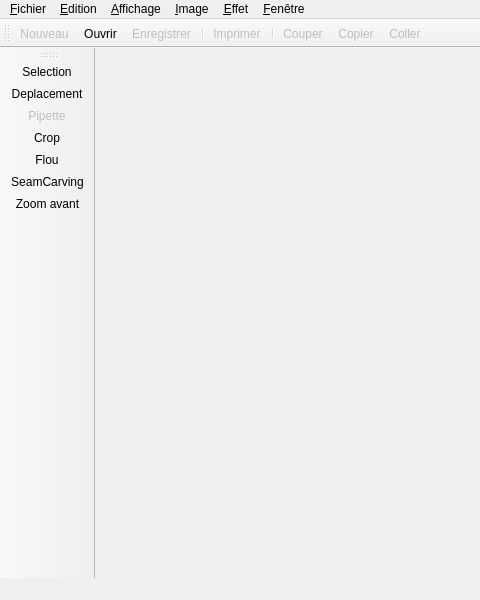
Qt form Basma/image1/mainwindow.ui (LilyOfTheWest/image) before a commit; both pictures show x 0 to 480 and y 0 to 600 of the 800 by 600 pixel window.
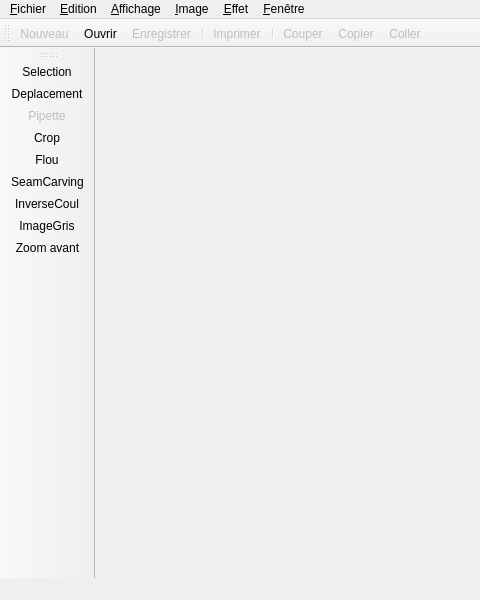
The same form after that commit. Icons and pictures are not drawn.

Diff of the .ui file:
```diff
--- a/Basma/image1/mainwindow.ui
+++ b/Basma/image1/mainwindow.ui
@@ -144,6 +144,8 @@
    <addaction name="actionCrop"/>
    <addaction name="actionFlou"/>
    <addaction name="actionSeamCarving"/>
+   <addaction name="actionInverseCoul"/>
+   <addaction name="actionImageGris"/>
    <addaction name="actionZoom_avant"/>
   </widget>
   <action name="action_Nouveau">
@@ -481,6 +483,24 @@
     <string>Pipette</string>
    </property>
   </action>
+  <action name="actionInverseCoul">
+   <property name="icon">
+    <iconset resource="res.qrc">
+     <normaloff>:/Barre outil/Tool bar/negatif couleur.png</normaloff>:/Barre outil/Tool bar/negatif couleur.png</iconset>
+   </property>
+   <property name="text">
+    <string>InverseCoul</string>
+   </property>
+  </action>
+  <action name="actionImageGris">
+   <property name="icon">
+    <iconset resource="res.qrc">
+     <normaloff>:/Barre outil/Tool bar/imagegris.png</normaloff>:/Barre outil/Tool bar/imagegris.png</iconset>
+   </property>
+   <property name="text">
+    <string>ImageGris</string>
+   </property>
+  </action>
  </widget>
  <resources>
   <include location="res.qrc"/>
```
